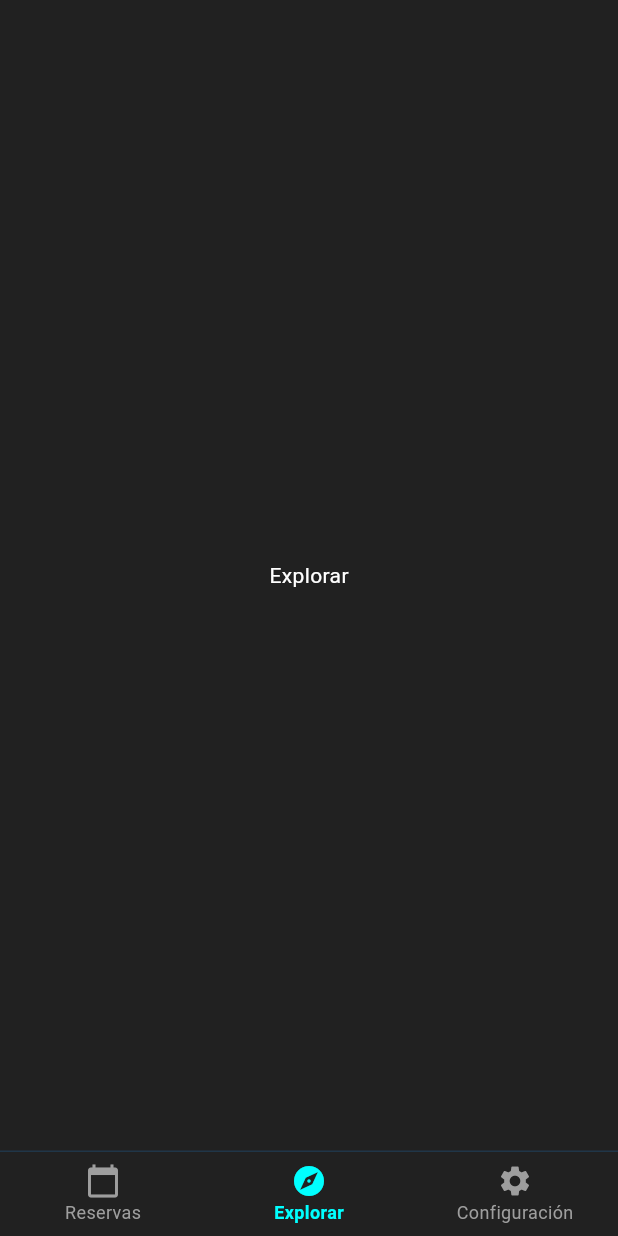
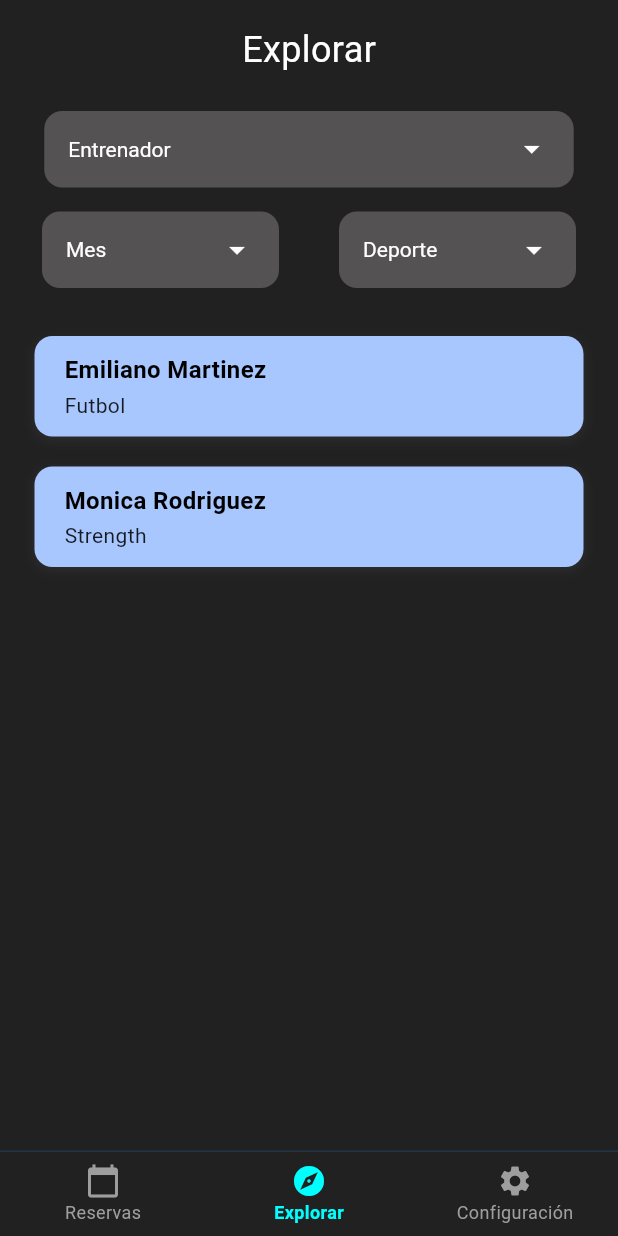
Before and after one commit to ludmilaIa/fit_calendar, a Flutter app: the FitterView screen opened directly, item 2 of the bottom bar chosen, on a phone screen of 412 x 824 dp. Run offline on Flutter 3.47's test engine with Material 3 defaults, Android fonts, the phone set to English and light mode, and no system bars; our stand-ins replace flutter_slidable, table_calendar.

Commit message:
added explorar views

```diff
--- a/lib/views/fitter_view.dart
+++ b/lib/views/fitter_view.dart
@@ -3,6 +3,7 @@ import '../common/colors.dart';
 import '../common/nav_bar.dart';
 import 'fitters/settings_screen.dart';
 import 'fitters/reservations_screen.dart';
+import 'fitters/search_screen.dart';
 
 class FitterView extends StatefulWidget {
   const FitterView({super.key});
@@ -16,7 +17,7 @@ class _FitterViewState extends State<FitterView> {
 
   final List<Widget> _screens = [
     const FitterReservationsScreen(),
-    const ExploreScreen(),
+    const FitterExplorarView(),
     const SettingsScreen(),
   ];
 
@@ -37,18 +38,4 @@ class _FitterViewState extends State<FitterView> {
   }
 }
 
-class ExploreScreen extends StatelessWidget {
-  const ExploreScreen({super.key});
-
-  @override
-  Widget build(BuildContext context) {
-    return const SafeArea(
-      child: Center(
-        child: Text(
-          'Explorar',
-          style: TextStyle(color: Colors.white),
-        ),
-      ),
-    );
-  }
-}
+// The ExploreScreen class is no longer needed and can be removed if not used elsewhere.
--- /dev/null
+++ b/lib/views/fitters/search_screen.dart
@@ -0,0 +1,259 @@
+import 'package:flutter/material.dart';
+import '../../common/colors.dart';
+import '../../components/fitters/trainer_info.dart';
+import '../../components/fitters/availability_trainer.dart';
+
+class FitterExplorarView extends StatefulWidget {
+  const FitterExplorarView({Key? key}) : super(key: key);
+
+  @override
+  State<FitterExplorarView> createState() => _FitterExplorarViewState();
+}
+
+class _FitterExplorarViewState extends State<FitterExplorarView> {
+  String? selectedCoach;
+  String? selectedMonth;
+  String? selectedSport;
+
+  final List<String> coaches = [
+    'Entrenador',
+    'Emiliano Martinez',
+    'Monica Rodriguez',
+  ];
+
+  final List<String> months = [
+    'Mes',
+    'Enero',
+    'Febrero',
+    'Marzo',
+    'Abril',
+    'Mayo',
+    'Junio',
+    'Julio',
+    'Agosto',
+    'Septiembre',
+    'Octubre',
+    'Noviembre',
+    'Diciembre',
+  ];
+
+  final List<String> sports = [
+    'Deporte',
+    'Fútbol',
+    'Basket',
+    'Tennis',
+    'Natación',
+    'Strength',
+  ];
+
+  final List<Map<String, String>> playerCards = [
+    {
+      'name': 'Emiliano Martinez',
+      'sport': 'Futbol',
+    },
+    {
+      'name': 'Monica Rodriguez',
+      'sport': 'Strength',
+    },
+  ];
+
+  @override
+  Widget build(BuildContext context) {
+    String? coachSport;
+    if (selectedCoach == 'Emiliano Martinez') coachSport = 'Futbol';
+    if (selectedCoach == 'Monica Rodriguez') coachSport = 'Strength';
+    return Scaffold(
+      backgroundColor: AppColors.softBlack,
+      body: SafeArea(
+        child: Padding(
+          padding: const EdgeInsets.symmetric(horizontal: 16.0, vertical: 8.0),
+          child: Column(
+            crossAxisAlignment: CrossAxisAlignment.center,
+            children: [
+              const SizedBox(height: 8),
+              const Text(
+                'Explorar',
+                style: TextStyle(
+                  color: Colors.white,
+                  fontSize: 24,
+                  fontWeight: FontWeight.w400,
+                ),
+              ),
+              const SizedBox(height: 24),
+              // Coach Dropdown
+              Center(
+                child: Container(
+                  width: 353,
+                  height: 51,
+                  decoration: BoxDecoration(
+                    color: AppColors.cardBackground,
+                    borderRadius: BorderRadius.circular(12),
+                  ),
+                  padding: const EdgeInsets.symmetric(horizontal: 16),
+                  child: DropdownButtonHideUnderline(
+                    child: DropdownButton<String>(
+                      value: selectedCoach ?? coaches[0],
+                      isExpanded: true,
+                      dropdownColor: AppColors.cardBackground,
+                      icon: const Icon(Icons.arrow_drop_down, color: Colors.white),
+                      style: const TextStyle(color: Colors.white, fontSize: 18),
+                      items: coaches.map((String value) {
+                        return DropdownMenuItem<String>(
+                          value: value,
+                          child: Text(
+                            value,
+                            style: TextStyle(
+                              color: Colors.white,
+                              fontSize: value == 'Entrenador' ? 14 : 18,
+                              fontWeight: FontWeight.normal,
+                            ),
+                          ),
+                        );
+                      }).toList(),
+                      onChanged: (value) {
+                        setState(() {
+                          selectedCoach = value;
+                        });
+                      },
+                    ),
+                  ),
+                ),
+              ),
+              const SizedBox(height: 16),
+              // Month & Sport Dropdowns
+              Row(
+                children: [
+                  Expanded(
+                    child: Center(
+                      child: Container(
+                        width: 158,
+                        height: 51,
+                        decoration: BoxDecoration(
+                          color: AppColors.cardBackground,
+                          borderRadius: BorderRadius.circular(12),
+                        ),
+                        padding: const EdgeInsets.symmetric(horizontal: 16),
+                        child: DropdownButtonHideUnderline(
+                          child: DropdownButton<String>(
+                            value: selectedMonth ?? months[0],
+                            isExpanded: true,
+                            dropdownColor: AppColors.cardBackground,
+                            icon: const Icon(Icons.arrow_drop_down, color: Colors.white),
+                            style: const TextStyle(color: Colors.white, fontSize: 18),
+                            items: months.map((String value) {
+                              return DropdownMenuItem<String>(
+                                value: value,
+                                child: Text(
+                                  value,
+                                  style: TextStyle(
+                                    color: Colors.white,
+                                    fontSize: value == 'Mes' ? 14 : 18,
+                                    fontWeight: FontWeight.normal,
+                                  ),
+                                ),
+                              );
+                            }).toList(),
+                            onChanged: (value) {
+                              setState(() {
+                                selectedMonth = value;
+                              });
+                            },
+                          ),
+                        ),
+                      ),
+                    ),
+                  ),
+                  const SizedBox(width: 16),
+                  Expanded(
+                    child: Center(
+                      child: Container(
+                        width: 158,
+                        height: 51,
+                        decoration: BoxDecoration(
+                          color: AppColors.cardBackground,
+                          borderRadius: BorderRadius.circular(12),
+                        ),
+                        padding: const EdgeInsets.symmetric(horizontal: 16),
+                        child: DropdownButtonHideUnderline(
+                          child: DropdownButton<String>(
+                            value: selectedSport ?? sports[0],
+                            isExpanded: true,
+                            dropdownColor: AppColors.cardBackground,
+                            icon: const Icon(Icons.arrow_drop_down, color: Colors.white),
+                            style: const TextStyle(color: Colors.white, fontSize: 18),
+                            items: sports.map((String value) {
+                              return DropdownMenuItem<String>(
+                                value: value,
+                                child: Text(
+                                  value,
+                                  style: TextStyle(
+                                    color: Colors.white,
+                                    fontSize: value == 'Deporte' ? 14 : 18,
+                                    fontWeight: FontWeight.normal,
+                                  ),
+                                ),
+                              );
+                            }).toList(),
+                            onChanged: (value) {
+                              setState(() {
+                                selectedSport = value;
+                              });
+                            },
+                          ),
+                        ),
+                      ),
+                    ),
+                  ),
+                ],
+              ),
+              const SizedBox(height: 32),
+              Column(
+                children: [
+                  GestureDetector(
+                    onTap: () {
+                      Navigator.push(
+                        context,
+                        MaterialPageRoute(
+                          builder: (context) => EntrenadorDisponibilidadView(
+                            coachName: 'Emiliano Martinez',
+                            availableDates: [
+                              '10 de Mayo',
+                              '11 de Mayo',
+                              '12 de Mayo',
+                            ],
+                            selectedIndex: 2,
+                          ),
+                        ),
+                      );
+                    },
+                    child: EntrenadorInfoView.infoCard(name: 'Emiliano Martinez', sport: 'Futbol'),
+                  ),
+                  const SizedBox(height: 20),
+                  GestureDetector(
+                    onTap: () {
+                      Navigator.push(
+                        context,
+                        MaterialPageRoute(
+                          builder: (context) => EntrenadorDisponibilidadView(
+                            coachName: 'Monica Rodriguez',
+                            availableDates: [
+                              '15 de Mayo',
+                              '16 de Mayo',
+                              '17 de Mayo',
+                            ],
+                            selectedIndex: 0,
+                          ),
+                        ),
+                      );
+                    },
+                    child: EntrenadorInfoView.infoCard(name: 'Monica Rodriguez', sport: 'Strength'),
+                  ),
+                ],
+              ),
+            ],
+          ),
+        ),
+      ),
+    );
+  }
+}
```
Also changed, not shown: lib/components/fitters/availability_trainer.dart (added, +117 -0 lines), lib/components/fitters/date_detail_modal.dart (added, +248 -0 lines), lib/components/fitters/trainer_info.dart (added, +83 -0 lines).
